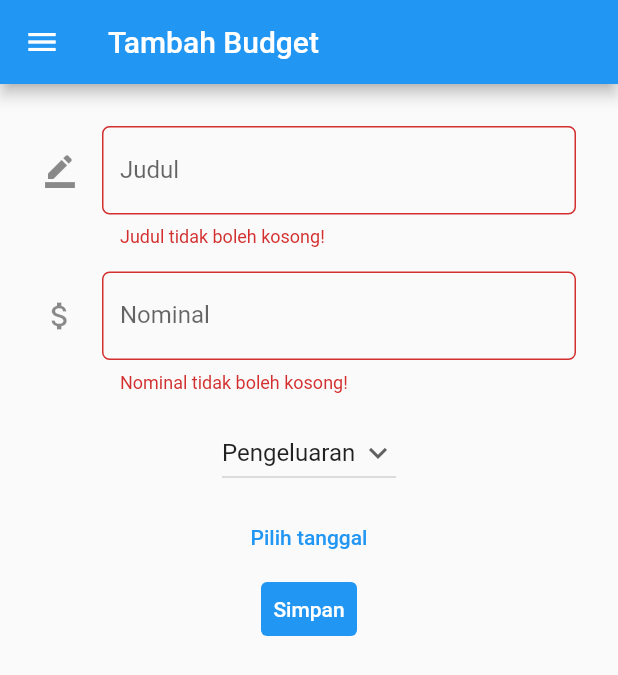
After one commit to dhafinn/pbp-flutter-lab, a Flutter app: the MyFormPage screen opened directly, after a tap on "Simpan", on a phone screen of 412 x 824 dp. The commit adds this screen. Shown: the top 675 px of the screen. Run offline on Flutter 3.47's test engine with Material 2 defaults, Android fonts, the phone set to English and light mode, and no system bars.

Commit message:
Finished assignment 8

```diff
--- /dev/null
+++ b/counter_7/lib/dataBudget.dart
@@ -0,0 +1,11 @@
+class Budget {
+  String judul = "";
+  int? nominal = 0;
+  String jenis;
+  DateTime date;
+  Budget(this.judul, this.nominal, this.jenis, this.date);
+}
+
+class ListBudget {
+  static List<Budget> data = [];
+}
--- /dev/null
+++ b/counter_7/lib/drawer.dart
@@ -0,0 +1,41 @@
+import 'package:flutter/material.dart';
+import 'package:counter_7/main.dart';
+import 'package:counter_7/form.dart';
+import 'package:counter_7/showBudget.dart';
+
+Drawer createDrawer(BuildContext context) {
+  return Drawer(
+    child: Column(
+      children: [
+        // Menambahkan clickable menu
+        ListTile(
+          title: const Text('Program Counter'),
+          onTap: () {
+            Navigator.pushReplacement(
+              context,
+              MaterialPageRoute(builder: (context) => const MyHomePage()),
+            );
+          },
+        ),
+        ListTile(
+          title: const Text('Tambah Budget'),
+          onTap: () {
+            Navigator.pushReplacement(
+              context,
+              MaterialPageRoute(builder: (context) => const MyFormPage()),
+            );
+          },
+        ),
+        ListTile(
+          title: const Text('Show Budget'),
+          onTap: () {
+            Navigator.pushReplacement(
+              context,
+              MaterialPageRoute(builder: (context) => const ShowBudget()),
+            );
+          },
+        ),
+      ],
+    ),
+  );
+}
--- /dev/null
+++ b/counter_7/lib/form.dart
@@ -0,0 +1,186 @@
+import 'package:counter_7/main.dart';
+import 'package:counter_7/dataBudget.dart';
+import 'package:flutter/material.dart';
+import 'package:counter_7/drawer.dart';
+
+class MyFormPage extends StatefulWidget {
+  const MyFormPage({super.key});
+
+
+  @override
+  State<MyFormPage> createState() => _MyFormPageState();
+}
+
+class _MyFormPageState extends State<MyFormPage> {
+  final _formKey = GlobalKey<FormState>();
+  String _judul = "";
+  int _nominal = 0;
+  String? jenis = 'Pengeluaran';
+  List<String> opsi = ['Pengeluaran', 'Pemasukkan'];
+  DateTime? _dateTime;
+
+  bool isNumeric(String value) {
+    if (value == null) {
+      return false;
+    }
+    return int.tryParse(value) != null;
+  }
+
+  @override
+  Widget build(BuildContext context) {
+    return Scaffold(
+      appBar: AppBar(
+        title: Text('Tambah Budget'),
+      ),
+      drawer: createDrawer(context),
+      body: Form(
+        key: _formKey,
+        child: SingleChildScrollView(
+          child: Container(
+            padding: const EdgeInsets.all(20.0),
+            child: Column(
+              children: [
+                Padding(
+                  // Menggunakan padding sebesar 8 pixels
+                  padding: const EdgeInsets.all(8.0),
+                  child: TextFormField(
+                    decoration: InputDecoration(
+                      // hintText: "Contoh: Pak Dengklek",
+                      labelText: "Judul",
+                      // Menambahkan icon agar lebih intuitif
+                      icon: const Icon(Icons.border_color),
+                      // Menambahkan circular border agar lebih rapi
+                      border: OutlineInputBorder(
+                        borderRadius: BorderRadius.circular(5.0),
+                      ),
+                    ),
+                    // Menambahkan behavior saat nama diketik
+                    onChanged: (String? value) {
+                      setState(() {
+                        _judul = value!;
+                      });
+                    },
+                    // Menambahkan behavior saat data disimpan
+                    onSaved: (String? value) {
+                      setState(() {
+                        _judul = value!;
+                      });
+                    },
+                    // Validator sebagai validasi form
+                    validator: (String? value) {
+                      if (value == null || value.isEmpty) {
+                        return 'Judul tidak boleh kosong!';
+                      }
+                      return null;
+                    },
+                  ),
+                ),
+
+                Padding(
+                  // Menggunakan padding sebesar 8 pixels
+                  padding: const EdgeInsets.all(8.0),
+                  child: TextFormField(
+                    decoration: InputDecoration(
+                      labelText: "Nominal",
+                      // Menambahkan icon agar lebih intuitif
+                      icon: const Icon(Icons.attach_money),
+                      // Menambahkan circular border agar lebih rapi
+                      border: OutlineInputBorder(
+                        borderRadius: BorderRadius.circular(5.0),
+                      ),
+                    ),
+                    onChanged: (String? value) {
+                      setState(() {
+                        _nominal = value! as int;
+                      });
+                    },
+                    // Menambahkan behavior saat data disimpan
+                    onSaved: (String? value) {
+                      setState(() {
+                        _nominal = value! as int;
+                      });
+                    },
+                    // Validator sebagai validasi form
+                    validator: (String? value) {
+                      if (value == null || value.isEmpty) {
+                        return 'Nominal tidak boleh kosong!';
+                      } else if (!isNumeric(value)) {
+                        return 'Input nominal harus berupa angka!';
+                      }
+                      _nominal = int.parse(value);
+                      return null;
+                    },
+                  ),
+                ),
+
+                Padding(
+                  // Input Jenis
+                  padding: const EdgeInsets.all(8.0),
+                  child: Center(
+                    child: DropdownButton(
+                      value: jenis,
+                      hint: const Text("Pilih Jenis"),
+                      icon: const Icon(Icons.keyboard_arrow_down),
+                      items: opsi.map((String items) {
+                        return DropdownMenuItem(
+                          value: items,
+                          child: Text(items),
+                        );
+                      }).toList(),
+                      onChanged: (String? value) {
+                        setState(() {
+                          jenis = value ?? "";
+                        });
+                      },
+                    ),
+                  ),
+                ),
+
+                Center(
+                  child: TextButton(
+                    child: Text(_dateTime == null
+                        ? "Pilih tanggal"
+                        : "${_dateTime!.day}-${_dateTime!.month}-${_dateTime!.year}"),
+                    onPressed: () {
+                      showDatePicker(
+                        context: context,
+                        initialDate: DateTime.now(),
+                        firstDate: DateTime(2000),
+                        lastDate: DateTime(2099),
+                      ).then((date) {
+                        //tambahkan setState dan panggil variabel _dateTime.
+                        setState(() {
+                          _dateTime = date;
+                        });
+                      });
+                    },
+                  ),
+                ),
+
+                TextButton(
+                  child: const Text(
+                    "Simpan",
+                    style: TextStyle(color: Colors.white),
+                  ),
+                  style: ButtonStyle(
+                    backgroundColor: MaterialStateProperty.all(Colors.blue),
+                  ),
+                  onPressed: () {
+                    if (_formKey.currentState!.validate() && _dateTime != null) {
+                            ListBudget.data.add(Budget(_judul, _nominal, jenis!, _dateTime!));
+                      Navigator.pushReplacement(
+                        context,
+                        MaterialPageRoute(
+                            builder: (context) => const MyFormPage()),
+                      );
+                    }
+                  },
+                ),
+              ],
+            ),
+          ),
+        ),
+      ),
+    );
+  }
+}
```
Also changed, not shown: counter_7/lib/main.dart (+5 -5 lines), counter_7/lib/showBudget.dart (added, +80 -0 lines).
